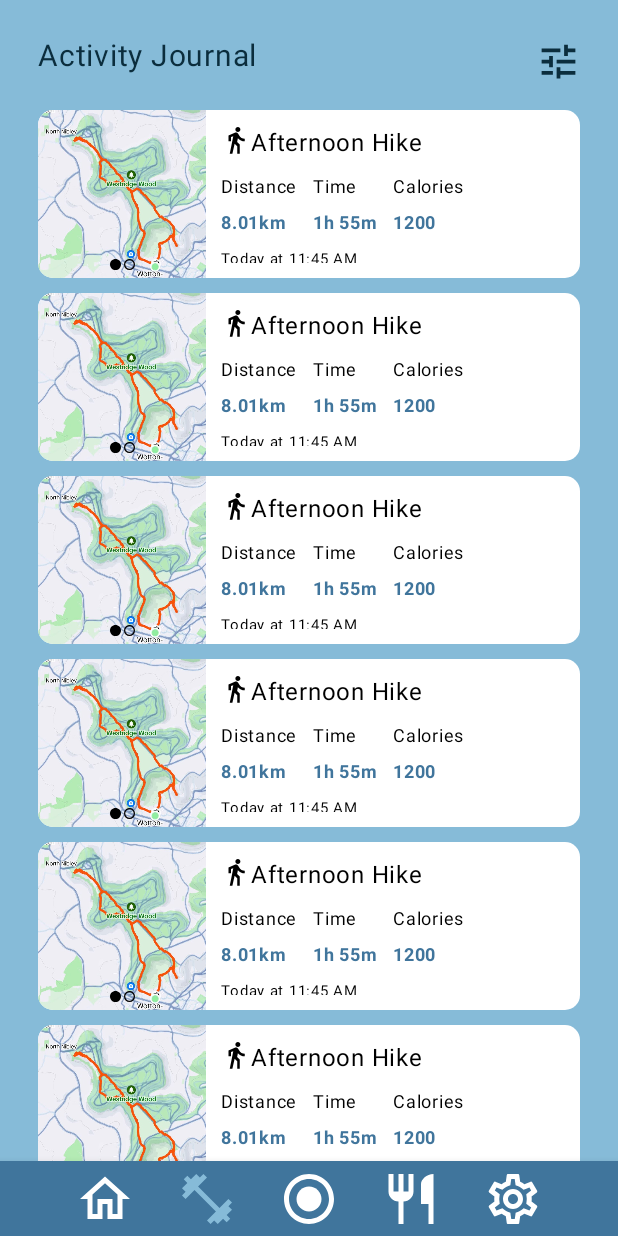
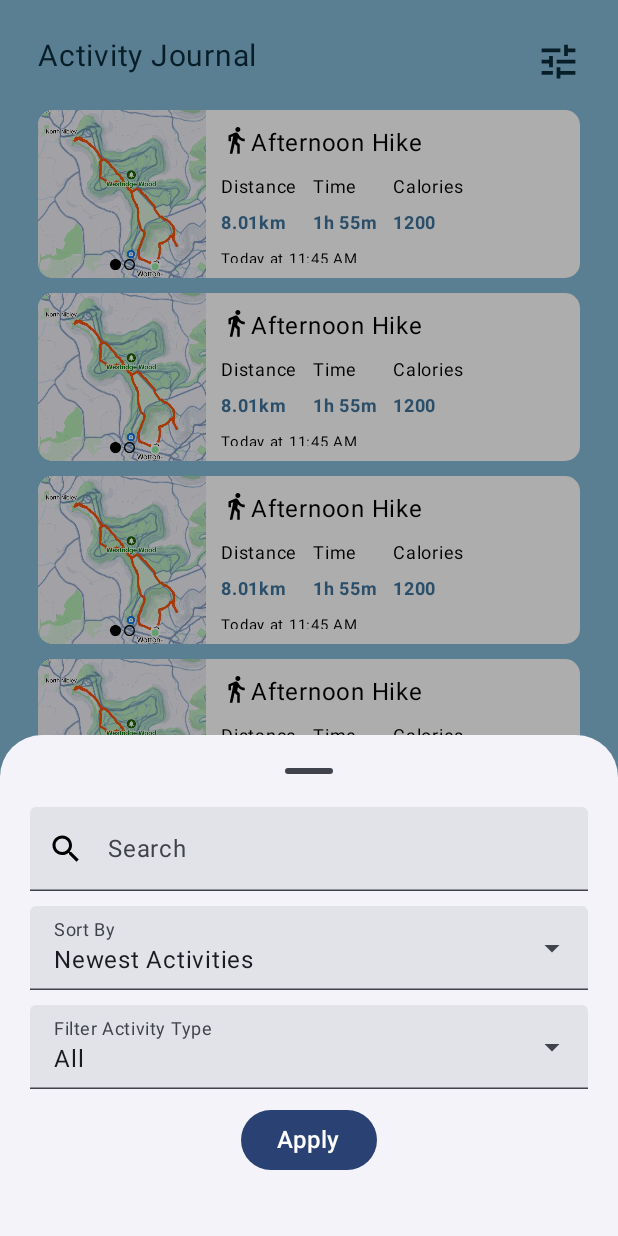
Before and after one commit to GeorgeWhittington/Fitness-App, an Android app built with Jetpack Compose: the ActivityJournalScreen screen opened through its navigation route, after a tap on "Sort and Filter", on a phone screen of 412 x 824 dp. Run offline under Robolectric (Android 15) with nearby library versions, the phone set to English and light mode, and no system bars.

Commit message:
Created filters menu for activity journal screen

```diff
--- a/app/build.gradle.kts
+++ b/app/build.gradle.kts
@@ -57,7 +57,7 @@ dependencies {
     implementation("androidx.compose.ui:ui")
     implementation("androidx.compose.ui:ui-graphics")
     implementation("androidx.compose.ui:ui-tooling-preview")
-    implementation("androidx.compose.material3:material3")
+    implementation("androidx.compose.material3:material3:1.1.2")
     implementation("androidx.compose.material:material:1.5.4")
     implementation("androidx.navigation:navigation-compose:2.7.5")
     implementation("androidx.compose.material:material-icons-extended")
--- a/app/src/main/java/com/foxden/fitnessapp/ui/ActivityJournalScreen.kt
+++ b/app/src/main/java/com/foxden/fitnessapp/ui/ActivityJournalScreen.kt
@@ -14,14 +14,28 @@ import androidx.compose.foundation.verticalScroll
 import androidx.compose.material.Icon
 import androidx.compose.material.IconButton
 import androidx.compose.material.icons.Icons
+import androidx.compose.material.icons.outlined.Search
 import androidx.compose.material.icons.outlined.Tune
+import androidx.compose.material3.BottomSheetDefaults
+import androidx.compose.material3.Button
+import androidx.compose.material3.rememberModalBottomSheetState
 import androidx.compose.material3.ExperimentalMaterial3Api
 import androidx.compose.material3.Scaffold
 import androidx.compose.material3.Text
+import androidx.compose.material3.ModalBottomSheet
+import androidx.compose.material3.ExposedDropdownMenuBox
+import androidx.compose.material3.ExposedDropdownMenuDefaults
+import androidx.compose.material3.DropdownMenuItem
+import androidx.compose.material3.TextField
 import androidx.compose.runtime.Composable
+import androidx.compose.runtime.getValue
+import androidx.compose.runtime.mutableStateOf
+import androidx.compose.runtime.remember
+import androidx.compose.runtime.setValue
 import androidx.compose.ui.Alignment
 import androidx.compose.ui.Modifier
 import androidx.compose.ui.graphics.Color
+import androidx.compose.ui.text.font.FontFamily
 import androidx.compose.ui.tooling.preview.Preview
 import androidx.compose.ui.unit.dp
 import androidx.compose.ui.unit.sp
@@ -30,10 +44,93 @@ import androidx.navigation.compose.rememberNavController
 import com.foxden.fitnessapp.ui.components.ActivityWidget
 import com.foxden.fitnessapp.ui.components.NavBar
 
-@SuppressLint("UnusedMaterial3ScaffoldPaddingParameter")
 @OptIn(ExperimentalMaterial3Api::class)
 @Composable
+fun BottomSheetDropdown(options: List<String>, label: String, selectedOptionText: String, updateSelection: (newSelection: String) -> Unit) {
+    var expanded by remember { mutableStateOf(false) }
+
+    ExposedDropdownMenuBox(expanded = expanded, onExpandedChange = { expanded = it }) {
+        TextField(
+            modifier = Modifier.menuAnchor().fillMaxWidth(), readOnly = true,
+            value = selectedOptionText, onValueChange = {}, label = { Text(label) },
+            trailingIcon = { ExposedDropdownMenuDefaults.TrailingIcon(expanded = expanded) },
+            colors = ExposedDropdownMenuDefaults.textFieldColors()
+        )
+        ExposedDropdownMenu(expanded = expanded, onDismissRequest = { expanded = false }) {
+            options.forEach {selectionOption ->
+                DropdownMenuItem(
+                    text = { Text(selectionOption, fontFamily = FontFamily.SansSerif, fontSize = 16.sp) },
+                    onClick = { updateSelection(selectionOption); expanded = false },
+                    contentPadding = ExposedDropdownMenuDefaults.ItemContentPadding
+                )
+            }
+        }
+    }
+}
+
+@OptIn(ExperimentalMaterial3Api::class)
+@Composable
+fun BottomSheet(onDismiss: () -> Unit) {
+    val modalBottomSheetState = rememberModalBottomSheetState()
+
+    // TODO: This data should be provided with default values by container
+    var searchQuery by remember { mutableStateOf("") }
+
+    val sortOptions = listOf("Newest Activities", "Oldest Activities")
+    var selectedSort by remember { mutableStateOf( sortOptions[0]) }
+
+    val filterOptions = listOf("All", "Jogging", "Hiking", "Walking", "Swimming", "Cycling")
+    var selectedFilter by remember { mutableStateOf(filterOptions[0]) }
+
+    ModalBottomSheet(
+        onDismissRequest = { onDismiss() },
+        sheetState = modalBottomSheetState,
+        dragHandle = { BottomSheetDefaults.DragHandle() }
+    ) {
+        Column (
+            modifier = Modifier
+                .padding(bottom = 40.dp, start = 20.dp, end = 20.dp)
+                .fillMaxWidth(),
+            horizontalAlignment = Alignment.CenterHorizontally
+        ) {
+            TextField(
+                modifier = Modifier.fillMaxWidth(), singleLine = true,
+                value = searchQuery, onValueChange = { newQuery -> searchQuery = newQuery },
+                placeholder = { Text("Search") },
+                leadingIcon = { Icon(Icons.Outlined.Search, contentDescription = "Search Icon") }
+            )
+            Spacer(modifier = Modifier.size(10.dp))
+            BottomSheetDropdown(
+                options = sortOptions, label = "Sort By",
+                selectedOptionText = selectedSort,
+                updateSelection = { newSelection -> selectedSort = newSelection }
+            )
+            Spacer(modifier = Modifier.size(10.dp))
+            BottomSheetDropdown(
+                options = filterOptions, label = "Filter Activity Type",
+                selectedOptionText = selectedFilter,
+                updateSelection = {newSelection -> selectedFilter = newSelection }
+            )
+            Spacer(modifier = Modifier.size(10.dp))
+//          TODO: Apply button, which uses a callback to return the updated values to the main screen
+            Button(onClick = { /*TODO*/ }) {
+                Text(text = "Apply", fontSize = 16.sp)
+            }
+        }
+    }
+}
+
+@SuppressLint("UnusedMaterial3ScaffoldPaddingParameter")
+@Composable
 fun ActivityJournalScreen(navigation: NavController) {
+    var showSheet by remember { mutableStateOf(false) }
+
+    if (showSheet) {
+        BottomSheet() {
+            showSheet = false
+        }
+    }
+
     Scaffold (
         containerColor = Color(134, 187, 216),
         bottomBar = { NavBar(navigation = navigation) }
@@ -51,7 +148,10 @@ fun ActivityJournalScreen(navigation: NavController) {
                     text = "Activity Journal", fontSize = 20.sp,
                     color = Color(11, 45, 61)
                 )
-                IconButton(onClick = { /* TODO */ }, modifier = Modifier.offset(x = 9.dp, y = (-9).dp)) {
+                IconButton(
+                    onClick = { showSheet = true },
+                    modifier = Modifier.offset(x = 9.dp, y = (-9).dp)
+                ) {
                     Icon(
                         Icons.Outlined.Tune, contentDescription = "Sort and Filter",
                         tint = Color(11, 45, 61), modifier = Modifier.size(30.dp)
```
